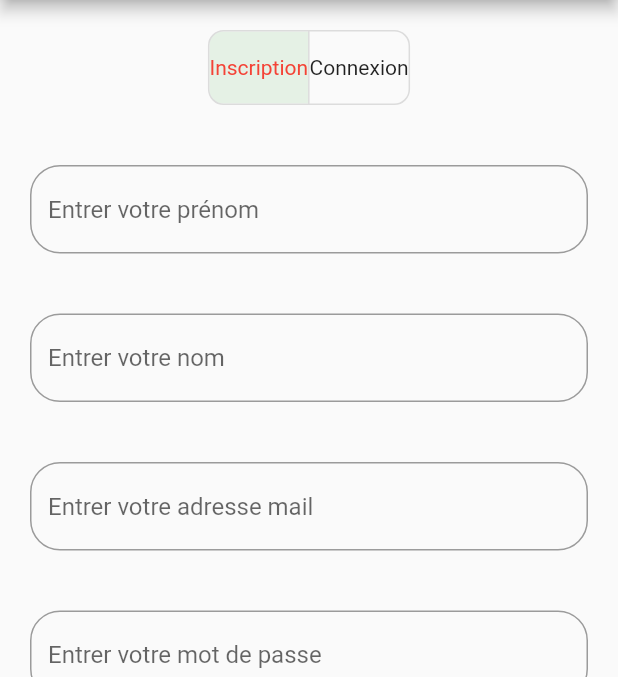
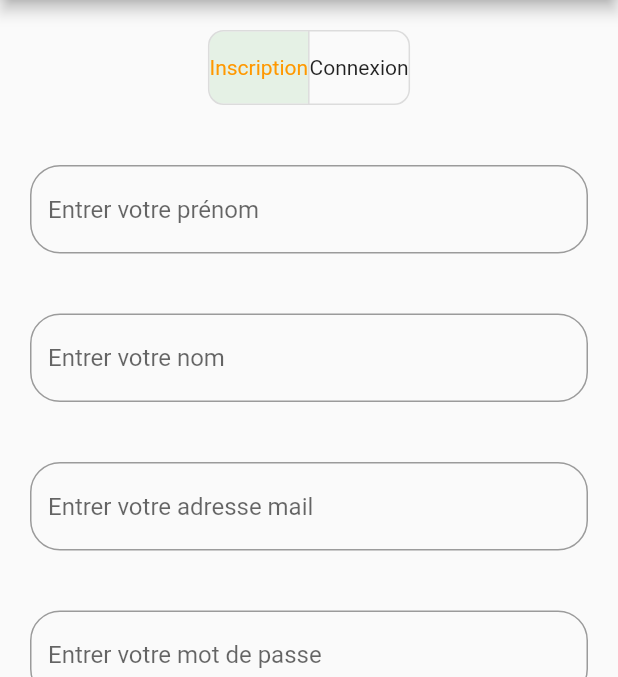
Before and after one commit to Charmander-Team/ms-haine, a Flutter app: the screen it shows after launch, on a phone screen of 412 x 824 dp, the part 84-761 px from its top. Run offline on Flutter 3.47's test engine with Material 2 defaults, Android fonts, the phone set to English and light mode, and no system bars; our stand-ins replace cloud_firestore, file_picker, firebase_auth, firebase_core, firebase_storage; missing offline and left inert: cloud_firestore_web, firebase_auth_web, firebase_core_web, firebase_storage_web; accounts and stored records are empty; network calls fail.

Commit message:
clean main.dart

```diff
--- a/lib/main.dart
+++ b/lib/main.dart
@@ -25,7 +25,6 @@ void main() async {
 class MyApp extends StatelessWidget {
   const MyApp({Key? key}) : super(key: key);
 
-  // This widget is the root of your application.
   @override
   Widget build(BuildContext context) {
     return MaterialApp(
@@ -43,7 +42,6 @@ class MyApp extends StatelessWidget {
 class MyHomePage extends StatefulWidget {
   const MyHomePage({Key? key, required this.title}) : super(key: key);
 
-
   final String title;
 
   @override
@@ -51,6 +49,7 @@ class MyHomePage extends StatefulWidget {
 }
 
 class _MyHomePageState extends State<MyHomePage> {
+
   //Variables
   String mail = "";
   String password = "";
@@ -60,10 +59,6 @@ class _MyHomePageState extends State<MyHomePage> {
 
   @override
   Widget build(BuildContext context) {
-
-
-
-
 
     return Scaffold(
       appBar: AppBar(
@@ -76,14 +71,11 @@ class _MyHomePageState extends State<MyHomePage> {
         title: Text(widget.title),
       ),
       body: Center(
-
         child: Container(
           padding: const EdgeInsets.all(20),
           child: bodyPage(),
         )
-
       ),
-
     );
 
 
@@ -99,24 +91,21 @@ class _MyHomePageState extends State<MyHomePage> {
                 Text("Connexion")
               ],
               isSelected: selections,
-            selectedColor: Colors.red,
-
+              selectedColor: Colors.orange,
               borderRadius: BorderRadius.circular(10),
               disabledColor: Colors.white,
-
               onPressed: (int selected){
                 setState(() {
                   selections[selected] = true;
                   if(selected == 0){
                     selections[1] = false;
-                  }
-                  else
-                    {
+                  } else {
                     selections[0] = false;
                   }
                 });
               },
           ),
+
           const SizedBox(height : 40),
 
     //Prénom
@@ -136,9 +125,7 @@ class _MyHomePageState extends State<MyHomePage> {
 
           const SizedBox(height : 40),
 
-
     // Nom
-
           (selections[0])?TextField(
               decoration : InputDecoration(
                   hintText:"Entrer votre nom",
@@ -155,7 +142,7 @@ class _MyHomePageState extends State<MyHomePage> {
 
           const SizedBox(height : 40),
 
-          //Le mail
+    // Email
           TextField(
               decoration : InputDecoration(
                   hintText:"Entrer votre adresse mail",
@@ -172,10 +159,7 @@ class _MyHomePageState extends State<MyHomePage> {
 
           const SizedBox(height : 40),
 
-
-          //Le mot de passe
-
-
+    // Password
           TextField(
               obscureText : true,
               decoration : InputDecoration(
@@ -190,19 +174,15 @@ class _MyHomePageState extends State<MyHomePage> {
                 });
               }
           ),
+
           const SizedBox(height : 40),
 
-
-          //Bouton cliqubale
-
-
+    // Bouton
           Row(
               mainAxisAlignment : MainAxisAlignment.center,
               children : [
-
                 ElevatedButton(
                     onPressed:(){
-
                       if(selections[0] == true){
                         FirestoreHelper().Inscription(prenom, nom, mail, password).then((value){
                           Navigator.push(context,MaterialPageRoute(
@@ -212,20 +192,14 @@ class _MyHomePageState extends State<MyHomePage> {
                               }
                           ));
                         }).catchError((error){
-
                           print(error);
                         });
-                      }
-                      else
-                        {
+                      } else {
                         FirestoreHelper().Connexion(mail, password).then((value){
                           setState(() {
-
-
                             Myprofil = value;
                             Navigator.push(context,MaterialPageRoute(
                                 builder : (context){
-                                    //return Dashboard(mail : mail,password : password);
                                   return Dashboard();
                                 }
                             ));
@@ -239,31 +213,9 @@ class _MyHomePageState extends State<MyHomePage> {
 
                 ),
                 const SizedBox(width : 10),
-
-                /*InkWell(
-                    onTap :() {
-                      print("J'ai appuyer");
-                      Navigator.push(context,MaterialPageRoute(
-                          builder :( context){
-                            return SignIn();
-                          }
-                      ));
-                    },
-                    child: const Text("Inscription")
-
-                ),*/
-
-
               ]
-
           ),
-
-
-
-
         ]
-
     );
   }
-
 }
```
Lines whose indentation alone changed are shown as unchanged.
